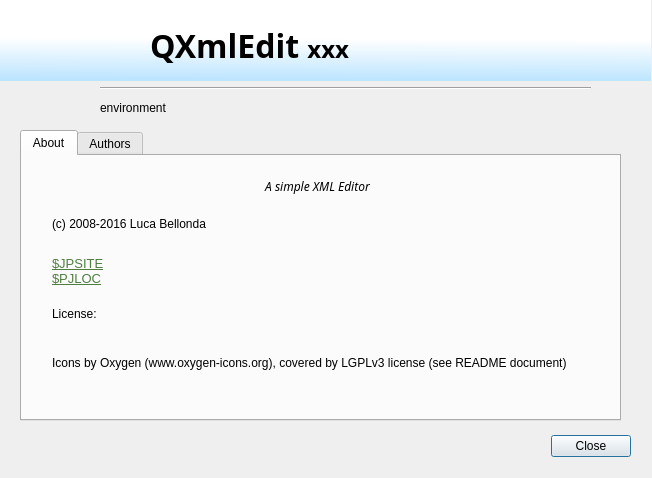
The window that src/aboutdialog.ui (lbellonda/qxmledit) describes before a commit, drawn with Qt 5.
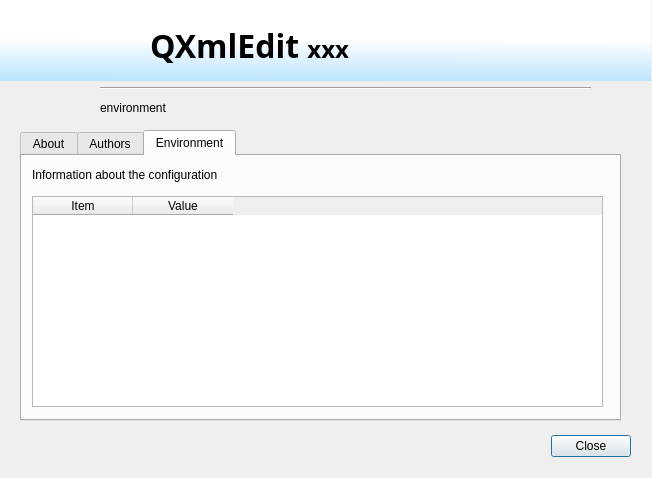
The same window after the commit. The open tabs and pages were chosen to show the change. Icons and pictures are not drawn.

Commit message: b175 Added an info dialog to show the confgured paths.

What changed in the file:
```diff
--- a/src/aboutdialog.ui
+++ b/src/aboutdialog.ui
@@ -216,6 +216,62 @@
      </column>
     </widget>
    </widget>
+   <widget class="QWidget" name="tab_3">
+    <attribute name="title">
+     <string>Environment</string>
+    </attribute>
+    <widget class="QLabel" name="label_4">
+     <property name="geometry">
+      <rect>
+       <x>10</x>
+       <y>10</y>
+       <width>491</width>
+       <height>18</height>
+      </rect>
+     </property>
+     <property name="text">
+      <string>Information about the configuration</string>
+     </property>
+    </widget>
+    <widget class="QTableWidget" name="tablePaths">
+     <property name="geometry">
+      <rect>
+       <x>10</x>
+       <y>40</y>
+       <width>571</width>
+       <height>211</height>
+      </rect>
+     </property>
+     <property name="editTriggers">
+      <set>QAbstractItemView::NoEditTriggers</set>
+     </property>
+     <property name="alternatingRowColors">
+      <bool>true</bool>
+     </property>
+     <property name="selectionMode">
+      <enum>QAbstractItemView::SingleSelection</enum>
+     </property>
+     <property name="sortingEnabled">
+      <bool>true</bool>
+     </property>
+     <property name="columnCount">
+      <number>2</number>
+     </property>
+     <attribute name="verticalHeaderVisible">
+      <bool>false</bool>
+     </attribute>
+     <column>
+      <property name="text">
+       <string>Item</string>
+      </property>
+     </column>
+     <column>
+      <property name="text">
+       <string>Value</string>
+      </property>
+     </column>
+    </widget>
+   </widget>
   </widget>
   <widget class="QLabel" name="label">
    <property name="geometry">
```
Left out of the diff: 1 changed line with no effect on the pictures. The commit also changes 7 other files.
